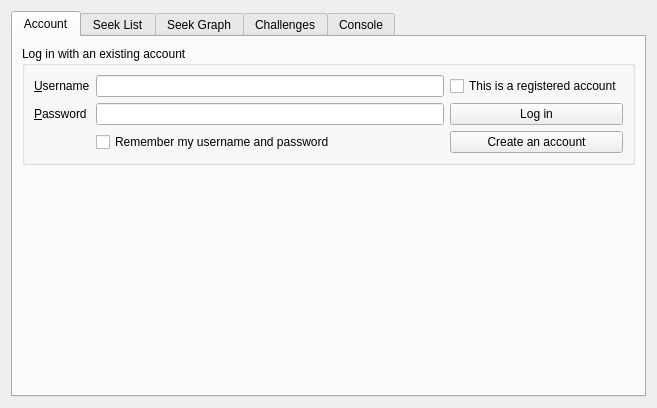
Before: the Qt Designer form src/proto/ficsdialog.ui in KDE/knights, drawn with Qt 5.
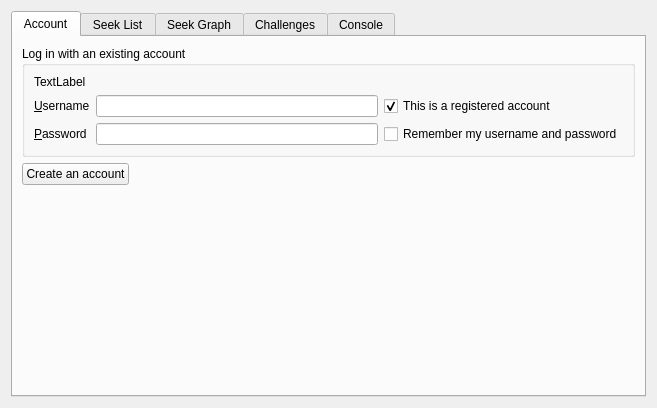
After: the same form once the commit is applied. Custom widgets are drawn as their Qt base class.

Commit message: Button rearrangements in FicsDialog

```diff
--- a/src/proto/ficsdialog.ui
+++ b/src/proto/ficsdialog.ui
@@ -32,14 +32,14 @@
       <attribute name="title">
        <string>Account</string>
       </attribute>
-      <layout class="QVBoxLayout" name="verticalLayout_3">
-       <item>
+      <layout class="QGridLayout" name="gridLayout">
+       <item row="0" column="0" colspan="2">
         <widget class="QGroupBox" name="logInGroup">
          <property name="title">
           <string>Log in with an existing account</string>
          </property>
          <layout class="QGridLayout" name="gridLayout_2">
-          <item row="0" column="0">
+          <item row="1" column="0">
            <widget class="QLabel" name="usernameLabel">
             <property name="text">
              <string>&amp;Username</string>
@@ -49,7 +49,7 @@
             </property>
            </widget>
           </item>
-          <item row="0" column="1">
+          <item row="1" column="1">
            <widget class="KLineEdit" name="usernameLineEdit">
             <property name="urlDropsEnabled">
              <bool>false</bool>
@@ -59,7 +59,7 @@
             </property>
            </widget>
           </item>
-          <item row="2" column="0">
+          <item row="3" column="0">
            <widget class="QLabel" name="passwordLabel">
             <property name="text">
              <string>&amp;Password</string>
@@ -69,7 +69,7 @@
             </property>
            </widget>
           </item>
-          <item row="2" column="1">
+          <item row="3" column="1">
            <widget class="KLineEdit" name="passwordLineEdit">
             <property name="urlDropsEnabled">
              <bool>false</bool>
@@ -82,38 +82,34 @@
             </property>
            </widget>
           </item>
-          <item row="3" column="1">
-           <widget class="QCheckBox" name="rememberCheckBox">
-            <property name="text">
-             <string>Remember my username and password</string>
-            </property>
-           </widget>
-          </item>
-          <item row="2" column="2">
-           <widget class="KPushButton" name="logInButton">
-            <property name="text">
-             <string>Log in</string>
-            </property>
-           </widget>
-          </item>
-          <item row="0" column="2">
+          <item row="1" column="2">
            <widget class="QCheckBox" name="registeredCheckBox">
             <property name="text">
              <string>This is a registered account</string>
             </property>
+            <property name="checked">
+             <bool>true</bool>
+            </property>
+           </widget>
+          </item>
+          <item row="0" column="0" colspan="3">
+           <widget class="QLabel" name="logInStatusLabel">
+            <property name="text">
+             <string>TextLabel</string>
+            </property>
            </widget>
           </item>
           <item row="3" column="2">
-           <widget class="KPushButton" name="registerButton">
+           <widget class="QCheckBox" name="rememberCheckBox">
             <property name="text">
-             <string>Create an account</string>
+             <string>Remember my username and password</string>
             </property>
            </widget>
           </item>
          </layout>
         </widget>
        </item>
-       <item>
+       <item row="5" column="0">
         <spacer name="verticalSpacer">
          <property name="orientation">
           <enum>Qt::Vertical</enum>
@@ -126,6 +122,26 @@
          </property>
         </spacer>
        </item>
+       <item row="2" column="0">
+        <widget class="KPushButton" name="registerButton">
+         <property name="text">
+          <string>Create an account</string>
+         </property>
+        </widget>
+       </item>
+       <item row="2" column="1">
+        <spacer name="horizontalSpacer">
+         <property name="orientation">
+          <enum>Qt::Horizontal</enum>
+         </property>
+         <property name="sizeHint" stdset="0">
+          <size>
+           <width>40</width>
+           <height>20</height>
+          </size>
+         </property>
+        </spacer>
+       </item>
       </layout>
      </widget>
      <widget class="QWidget" name="joinTab">
```
The commit also changes 3 other files.
